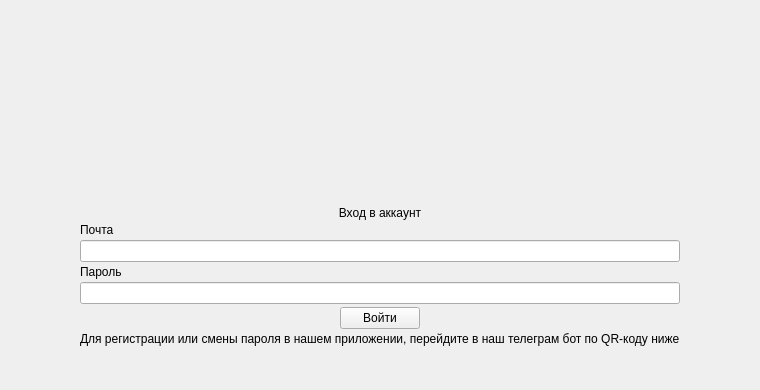
This is front/ui.ui in Resmko99/Is-for-translator as Qt 5 draws it before an edit; both pictures show x 198 to 958 and y 0 to 390 of the 1156 by 768 pixel window. The edited form follows.
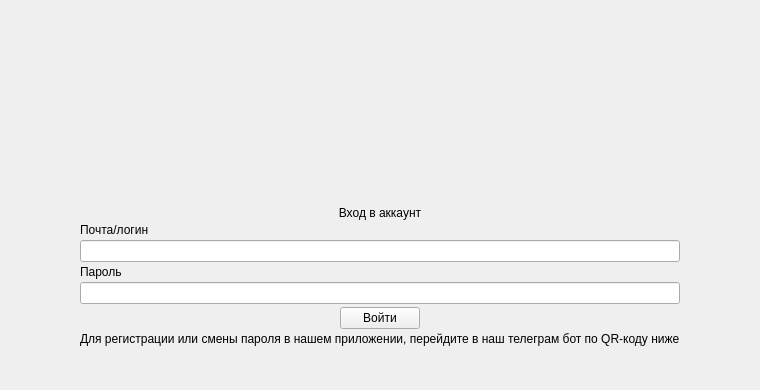
This is the edited form. The open tabs and pages were chosen to show the change. Icons and pictures are not drawn.

Commit message: Корректировка ui

The edit to the form file:
```diff
--- a/front/ui.ui
+++ b/front/ui.ui
@@ -283,7 +283,7 @@
           <item>
            <widget class="QLabel" name="label_12">
             <property name="text">
-             <string>Почта</string>
+             <string>Почта/логин</string>
             </property>
            </widget>
           </item>
```
Left out of the diff: 2 changed lines with no effect on the pictures. The commit also changes 1 other file.
